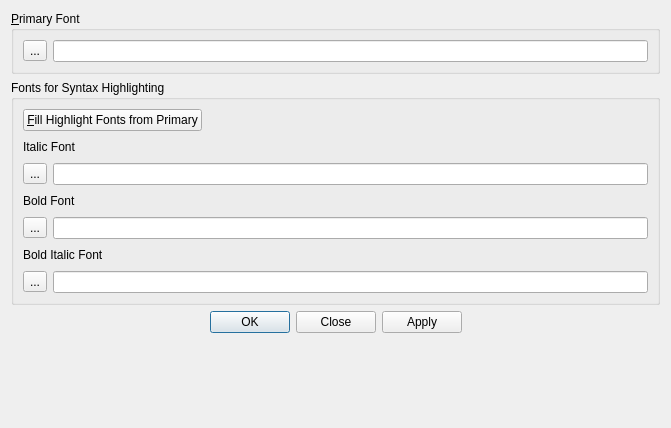
This is source/DialogFonts.ui in eteran/nedit-ng as Qt 5 draws it before an edit. The edited form follows.
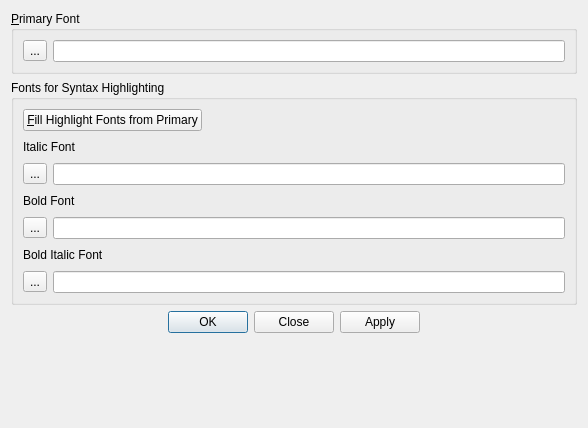
This is the edited form.

What changed in the file:
```diff
--- a/source/DialogFonts.ui
+++ b/source/DialogFonts.ui
@@ -6,7 +6,7 @@
    <rect>
     <x>0</x>
     <y>0</y>
-    <width>671</width>
+    <width>588</width>
     <height>428</height>
    </rect>
   </property>
```
